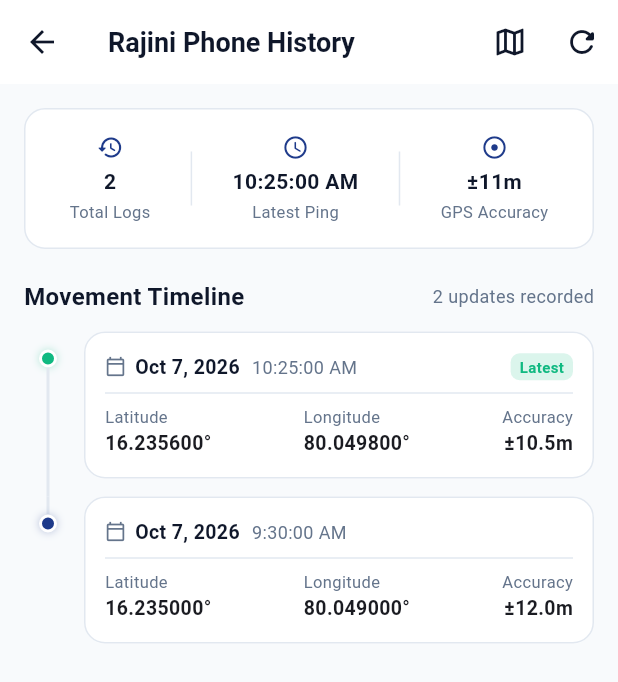
After one commit to madhurikulamati/TraceUp, a Flutter app: the LocationHistoryScreen screen opened by its route, after a tap on the "refresh" icon, on a phone screen of 412 x 824 dp. The commit adds this screen. Shown: the top 682 px of the screen. Run offline on Flutter 3.47's test engine with Material 3 defaults, Android fonts, the phone set to English and light mode, and no system bars; our stand-ins replace flutter_secure_storage, geolocator; missing offline and left inert: maplibre_gl; accounts and stored records are empty.

Commit message:
feat(frontend-history): Phase 7 Location History UI, timeline indicators, and route integration

```diff
--- a/lib/core/constants/app_colors.dart
+++ b/lib/core/constants/app_colors.dart
@@ -15,6 +15,7 @@ class AppColors {
   static const Color offline = Color(0xFF6B7280); // Gray
   static const Color warning = Color(0xFFF59E0B); // Amber
   static const Color error = Color(0xFFEF4444); // Red
+  static const Color info = Color(0xFF0284C7); // Sky blue
 
   // Background & Surfaces
   static const Color background = Color(0xFFF8FAFC); // Slate 50
--- a/lib/core/utils/app_routes.dart
+++ b/lib/core/utils/app_routes.dart
@@ -9,6 +9,7 @@ import '../../screens/devices/device_details_screen.dart';
 import '../../screens/devices/add_device_screen.dart';
 import '../../screens/location/location_status_screen.dart';
 import '../../screens/location/map_screen.dart';
+import '../../screens/location/location_history_screen.dart';
 
 class AppRoutes {
   static const String splash = '/splash';
@@ -20,6 +21,7 @@ class AppRoutes {
   static const String deviceDetails = '/devices/details';
   static const String location = '/location';
   static const String map = '/map';
+  static const String locationHistory = '/devices/history';
 
   static Map<String, WidgetBuilder> get routes => {
         splash: (context) => const SplashScreen(),
@@ -30,6 +32,7 @@ class AppRoutes {
         addDevice: (context) => const AddDeviceScreen(),
         location: (context) => const LocationStatusScreen(),
         map: (context) => const MapScreen(),
+        locationHistory: (context) => const LocationHistoryScreen(),
       };
 
   static Route<dynamic>? onGenerateRoute(RouteSettings settings) {
@@ -65,6 +68,22 @@ class AppRoutes {
       );
     }
 
+    if (settings.name == locationHistory) {
+      final args = settings.arguments;
+      if (args is DeviceModel) {
+        return MaterialPageRoute(
+          builder: (context) => LocationHistoryScreen(device: args),
+        );
+      } else if (args is int) {
+        return MaterialPageRoute(
+          builder: (context) => LocationHistoryScreen(deviceId: args),
+        );
+      }
+      return MaterialPageRoute(
+        builder: (context) => const LocationHistoryScreen(),
+      );
+    }
+
     return null;
   }
 }
--- a/lib/screens/devices/device_details_screen.dart
+++ b/lib/screens/devices/device_details_screen.dart
@@ -196,6 +196,15 @@ class _DeviceDetailsScreenState extends State<DeviceDetailsScreen> {
                           color: AppColors.primary,
                           onTap: () {
                             Navigator.pushNamed(context, AppRoutes.map, arguments: device);
+                          },
+                        ),
+                        _buildActionTile(
+                          icon: Icons.history_rounded,
+                          title: 'Location History',
+                          subtitle: 'View chronological GPS timeline and logs',
+                          color: AppColors.info,
+                          onTap: () {
+                            Navigator.pushNamed(context, AppRoutes.locationHistory, arguments: device);
                           },
                         ),
                         _buildActionTile(
--- /dev/null
+++ b/lib/screens/location/location_history_screen.dart
@@ -0,0 +1,392 @@
+import 'package:flutter/material.dart';
+import '../../core/constants/app_colors.dart';
+import '../../core/utils/app_routes.dart';
+import '../../models/device_model.dart';
+import '../../models/location_model.dart';
+import '../../services/device_service.dart';
+
+class LocationHistoryScreen extends StatefulWidget {
+  final DeviceModel? device;
+  final int? deviceId;
+
+  const LocationHistoryScreen({
+    super.key,
+    this.device,
+    this.deviceId,
+  });
+
+  @override
+  State<LocationHistoryScreen> createState() => _LocationHistoryScreenState();
+}
+
+class _LocationHistoryScreenState extends State<LocationHistoryScreen> {
+  final DeviceService _deviceService = DeviceService();
+
+  DeviceModel? _device;
+  List<LocationModel> _locations = [];
+  bool _isLoading = true;
+
+  @override
+  void initState() {
+    super.initState();
+    _device = widget.device;
+    _fetchHistory();
+  }
+
+  Future<void> _fetchHistory() async {
+    setState(() => _isLoading = true);
+    final id = widget.deviceId ?? widget.device?.id ?? 101;
+
+    try {
+      final dev = widget.device ?? await _deviceService.getDeviceById(id);
+      final list = await _deviceService.getDeviceLocationHistory(id);
+
+      // Sort newest first
+      list.sort((a, b) => b.timestamp.compareTo(a.timestamp));
+
+      if (!mounted) return;
+      setState(() {
+        _device = dev;
+        _locations = list;
+        _isLoading = false;
+      });
+    } catch (_) {
+      if (!mounted) return;
+      setState(() => _isLoading = false);
+    }
+  }
+
+  String _formatDate(DateTime dt) {
+    const months = [
+      'Jan', 'Feb', 'Mar', 'Apr', 'May', 'Jun',
+      'Jul', 'Aug', 'Sep', 'Oct', 'Nov', 'Dec'
+    ];
+    return '${months[dt.month - 1]} ${dt.day}, ${dt.year}';
+  }
+
+  String _formatTime(DateTime dt) {
+    final hour = dt.hour % 12 == 0 ? 12 : dt.hour % 12;
+    final minute = dt.minute.toString().padLeft(2, '0');
+    final second = dt.second.toString().padLeft(2, '0');
+    final period = dt.hour >= 12 ? 'PM' : 'AM';
+    return '$hour:$minute:$second $period';
+  }
+
+  @override
+  Widget build(BuildContext context) {
+    final devName = _device?.name ?? 'Device';
+
+    return Scaffold(
+      backgroundColor: AppColors.background,
+      appBar: AppBar(
+        title: Text('$devName History'),
+        actions: [
+          IconButton(
+            tooltip: 'View on Map',
+            icon: const Icon(Icons.map_outlined),
+            onPressed: () {
+              Navigator.pushNamed(
+                context,
+                AppRoutes.map,
+                arguments: _device ?? widget.deviceId ?? 101,
+              );
+            },
+          ),
+          IconButton(
+            tooltip: 'Refresh',
+            icon: const Icon(Icons.refresh_rounded),
+            onPressed: _fetchHistory,
+          ),
+        ],
+      ),
+      body: SafeArea(
+        child: _isLoading
+            ? const Center(child: CircularProgressIndicator())
+            : RefreshIndicator(
+                onRefresh: _fetchHistory,
+                child: _locations.isEmpty
+                    ? _buildEmptyState()
+                    : SingleChildScrollView(
+                        physics: const AlwaysScrollableScrollPhysics(),
+                        padding: const EdgeInsets.all(16.0),
+                        child: Column(
+                          crossAxisAlignment: CrossAxisAlignment.start,
+                          children: [
+                            // Summary stats card
+                            _buildSummaryCard(),
+                            const SizedBox(height: 20),
+
+                            // Timeline header
+                            Row(
+                              mainAxisAlignment: MainAxisAlignment.spaceBetween,
+                              children: [
+                                const Text(
+                                  'Movement Timeline',
+                                  style: TextStyle(
+                                    fontSize: 16,
+                                    fontWeight: FontWeight.bold,
+                                    color: AppColors.textPrimary,
+                                  ),
+                                ),
+                                Text(
+                                  '${_locations.length} updates recorded',
+                                  style: const TextStyle(
+                                    fontSize: 12,
+                                    color: AppColors.textSecondary,
+                                  ),
+                                ),
+                              ],
+                            ),
+                            const SizedBox(height: 12),
+
+                            // Timeline list items
+                            ...List.generate(_locations.length, (index) {
+                              final item = _locations[index];
+                              final isFirst = index == 0;
+                              final isLast = index == _locations.length - 1;
+                              return _buildTimelineItem(item, isFirst: isFirst, isLast: isLast);
+                            }),
+                          ],
+                        ),
+                      ),
+              ),
+      ),
+    );
+  }
+
+  Widget _buildSummaryCard() {
+    return Container(
+      padding: const EdgeInsets.all(16),
+      decoration: BoxDecoration(
+        color: AppColors.surface,
+        borderRadius: BorderRadius.circular(14),
+        border: Border.all(color: AppColors.border),
+      ),
+      child: Row(
+        mainAxisAlignment: MainAxisAlignment.spaceAround,
+        children: [
+          _buildStatColumn('Total Logs', '${_locations.length}', Icons.history_rounded),
+          Container(width: 1, height: 36, color: AppColors.border),
+          _buildStatColumn(
+            'Latest Ping',
+            _locations.isNotEmpty ? _formatTime(_locations.first.timestamp) : 'N/A',
+            Icons.access_time_rounded,
+          ),
+          Container(width: 1, height: 36, color: AppColors.border),
+          _buildStatColumn(
+            'GPS Accuracy',
+            _locations.isNotEmpty ? '±${_locations.first.accuracy.toStringAsFixed(0)}m' : 'N/A',
+            Icons.adjust_rounded,
+          ),
+        ],
+      ),
+    );
+  }
+
+  Widget _buildStatColumn(String label, String value, IconData icon) {
+    return Column(
+      children: [
+        Icon(icon, size: 18, color: AppColors.primary),
+        const SizedBox(height: 4),
+        Text(
+          value,
+          style: const TextStyle(
+            fontSize: 14,
+            fontWeight: FontWeight.bold,
+            color: AppColors.textPrimary,
+          ),
+        ),
+        const SizedBox(height: 2),
+        Text(
+          label,
+          style: const TextStyle(fontSize: 11, color: AppColors.textSecondary),
+        ),
+      ],
+    );
+  }
+
+  Widget _buildTimelineItem(LocationModel item, {required bool isFirst, required bool isLast}) {
+    return IntrinsicHeight(
+      child: Row(
+        crossAxisAlignment: CrossAxisAlignment.stretch,
+        children: [
+          // Timeline indicator line + dot
+          SizedBox(
+            width: 32,
+            child: Column(
+              children: [
+                Container(
+                  width: 2,
+                  height: 12,
+                  color: isFirst ? Colors.transparent : AppColors.border,
+                ),
+                Container(
+                  width: 12,
+                  height: 12,
+                  decoration: BoxDecoration(
+                    color: isFirst ? AppColors.online : AppColors.primary,
+                    shape: BoxShape.circle,
+                    border: Border.all(color: Colors.white, width: 2),
+                    boxShadow: [
+                      BoxShadow(
+                        color: (isFirst ? AppColors.online : AppColors.primary).withValues(alpha: 0.3),
+                        blurRadius: 4,
+                      ),
+                    ],
+                  ),
+                ),
+                Expanded(
+                  child: Container(
+                    width: 2,
+                    color: isLast ? Colors.transparent : AppColors.border,
+                  ),
+                ),
+              ],
+            ),
+          ),
+          const SizedBox(width: 8),
+
+          // Detail Card
+          Expanded(
+            child: Card(
+              margin: const EdgeInsets.only(bottom: 12),
+              child: Padding(
+                padding: const EdgeInsets.all(14),
+                child: Column(
+                  crossAxisAlignment: CrossAxisAlignment.start,
+                  children: [
+                    // Date & Time Row
+                    Row(
+                      mainAxisAlignment: MainAxisAlignment.spaceBetween,
+                      children: [
+                        Row(
+                          children: [
+                            const Icon(Icons.calendar_today_outlined, size: 14, color: AppColors.textSecondary),
+                            const SizedBox(width: 6),
+                            Text(
+                              _formatDate(item.timestamp),
+                              style: const TextStyle(
+                                fontSize: 13,
+                                fontWeight: FontWeight.bold,
+                                color: AppColors.textPrimary,
+                              ),
+                            ),
+                            const SizedBox(width: 8),
+                            Text(
+                              _formatTime(item.timestamp),
+                              style: const TextStyle(
+                                fontSize: 12,
+                                color: AppColors.textSecondary,
+                              ),
+                            ),
+                          ],
+                        ),
+                        if (isFirst)
+                          Container(
+                            padding: const EdgeInsets.symmetric(horizontal: 6, vertical: 2),
+                            decoration: BoxDecoration(
+                              color: AppColors.online.withValues(alpha: 0.15),
+                              borderRadius: BorderRadius.circular(6),
+                            ),
+                            child: const Text(
+                              'Latest',
+                              style: TextStyle(
+                                fontSize: 10,
+                                fontWeight: FontWeight.bold,
+                                color: AppColors.online,
+                              ),
+                            ),
+                          ),
+                      ],
+                    ),
+                    const Divider(height: 16, color: AppColors.border),
+
+                    // Coordinates info
+                    Row(
+                      children: [
+                        Expanded(
+                          child: Column(
+                            crossAxisAlignment: CrossAxisAlignment.start,
+                            children: [
+                              const Text('Latitude', style: TextStyle(fontSize: 11, color: AppColors.textSecondary)),
+                              Text(
+                                '${item.latitude.toStringAsFixed(6)}°',
+                                style: const TextStyle(fontSize: 13, fontWeight: FontWeight.w600),
+                              ),
+                            ],
+                          ),
+                        ),
+                        Expanded(
+                          child: Column(
+                            crossAxisAlignment: CrossAxisAlignment.start,
+                            children: [
+                              const Text('Longitude', style: TextStyle(fontSize: 11, color: AppColors.textSecondary)),
+                              Text(
+                                '${item.longitude.toStringAsFixed(6)}°',
+                                style: const TextStyle(fontSize: 13, fontWeight: FontWeight.w600),
+                              ),
+                            ],
+                          ),
+                        ),
+                        Column(
+                          crossAxisAlignment: CrossAxisAlignment.end,
+                          children: [
+                            const Text('Accuracy', style: TextStyle(fontSize: 11, color: AppColors.textSecondary)),
+                            Text(
+                              '±${item.accuracy.toStringAsFixed(1)}m',
+                              style: const TextStyle(fontSize: 13, fontWeight: FontWeight.w600),
+                            ),
+                          ],
+                        ),
+                      ],
+                    ),
+                  ],
+                ),
+              ),
+            ),
+          ),
+        ],
+      ),
+    );
+  }
+
+  Widget _buildEmptyState() {
+    return Center(
+      child: Padding(
+        padding: const EdgeInsets.symmetric(horizontal: 32),
+        child: Column(
+          mainAxisAlignment: MainAxisAlignment.center,
+          children: [
+            Container(
+              width: 72,
+              height: 72,
+              decoration: const BoxDecoration(
+                color: AppColors.surfaceVariant,
+                shape: BoxShape.circle,
+              ),
+              child: const Icon(Icons.history_rounded, size: 36, color: AppColors.textSecondary),
+            ),
+            const SizedBox(height: 16),
+            const Text(
+              'No Location History Found',
+              style: TextStyle(
+                fontSize: 18,
+                fontWeight: FontWeight.bold,
+                color: AppColors.textPrimary,
+              ),
+            ),
+            const SizedBox(height: 8),
+            const Text(
+              'As this device reports its GPS coordinates, a historical timeline of past locations will appear here.',
+              textAlign: TextAlign.center,
+              style: TextStyle(
+                fontSize: 14,
+                color: AppColors.textSecondary,
+              ),
+            ),
+          ],
+        ),
+      ),
+    );
+  }
+}
```
Also changed, not shown: 1 other file.
